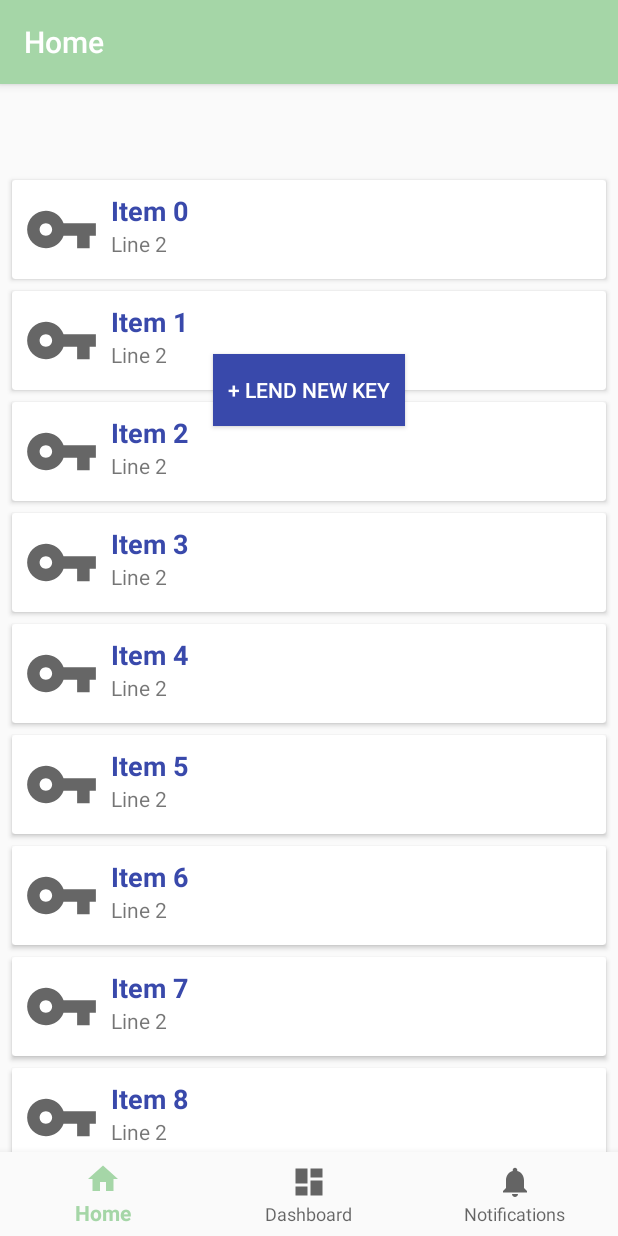
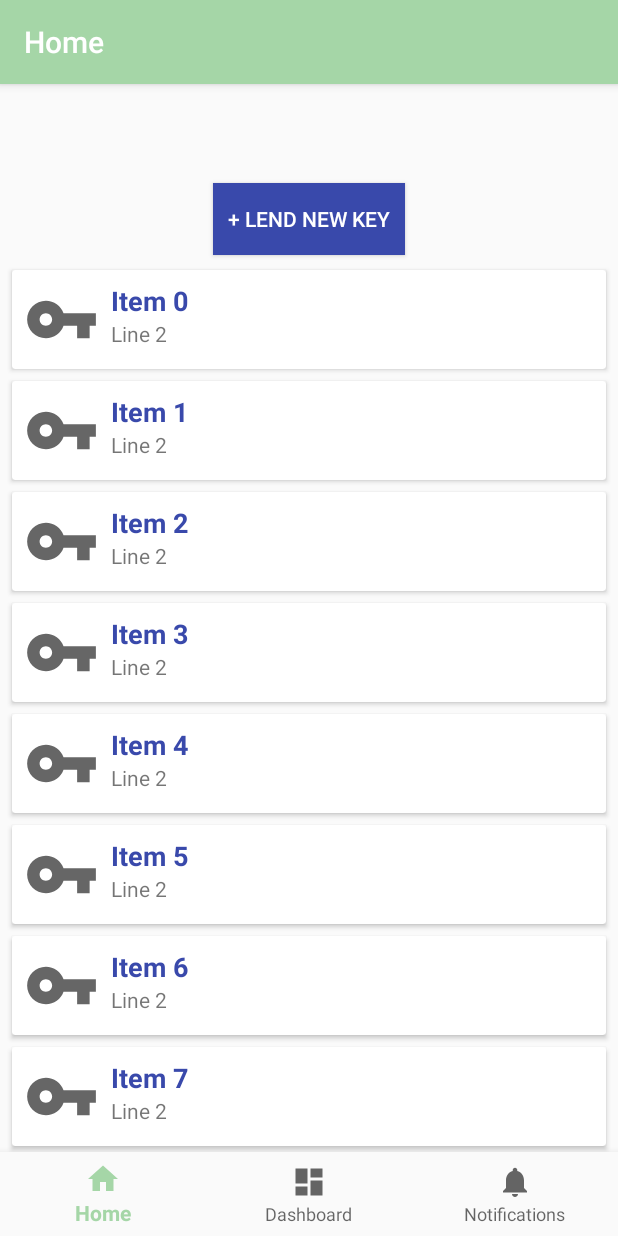
Before and after one commit to Kitzing/TemporaryDigitalKeys, an Android app: the screen it shows after launch (bottomNav), on a phone screen of 412 x 824 dp. Run offline under Robolectric (Android 15) with nearby library versions, the phone set to English and light mode, and no system bars; our stand-ins replace navigation-ui.

Commit message:
Moved lend key list

```diff
--- a/app/src/main/res/layout/fragment_lend.xml
+++ b/app/src/main/res/layout/fragment_lend.xml
@@ -11,22 +11,23 @@
         style="@style/ButtonStyle"
         android:layout_width="wrap_content"
         android:layout_height="wrap_content"
+        android:layout_alignParentTop="true"
         android:layout_centerHorizontal="true"
-        android:layout_marginTop="124dp"
+        android:layout_marginTop="10dp"
         android:text="@string/lend_new_key"
         app:layout_constraintTop_toTopOf="parent"
         tools:layout_editor_absoluteX="151dp" />
 
     <androidx.recyclerview.widget.RecyclerView
         android:id="@+id/lend_list"
-        android:padding="4dp"
-        android:clipToPadding="false"
         android:layout_width="match_parent"
         android:layout_height="match_parent"
+        android:layout_marginTop="60dp"
+        android:clipToPadding="false"
+        android:padding="4dp"
         app:layout_constraintEnd_toEndOf="parent"
         app:layout_constraintStart_toStartOf="parent"
-        app:layout_constraintTop_toBottomOf="@+id/lend_key_button"
-       />
+        app:layout_constraintTop_toBottomOf="@id/lend_key_button" />
 
     <!--    -->
 </RelativeLayout>
```
